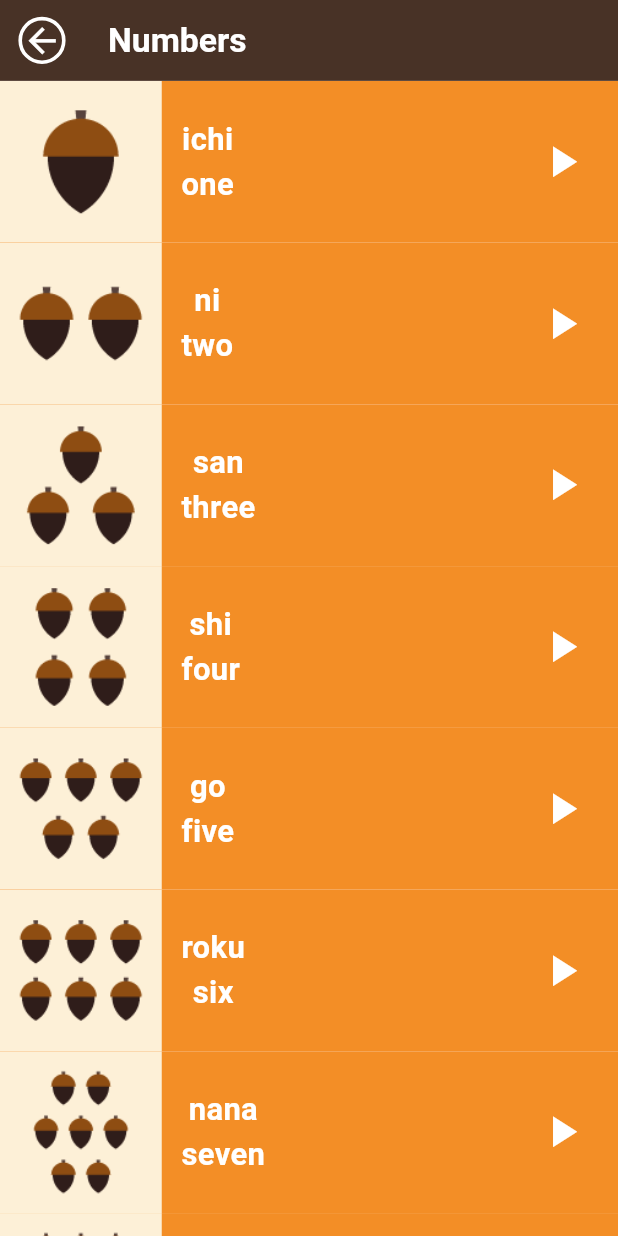
After one commit to OmarGamalDev/learn_japanese_language_app, a Flutter app: the screen it shows after launch, after a tap on "Numbers", on a phone screen of 412 x 824 dp. The commit adds this screen. Run offline on Flutter 3.47's test engine with Material 3 defaults, Android fonts, the phone set to English and light mode, and no system bars; our stand-ins replace flutter_screenutil.

Commit message:
Implement Numbers feature with navigation and custom widgets

```diff
--- /dev/null
+++ b/lib/constants/app_styles.dart
@@ -0,0 +1,10 @@
+import 'package:flutter/material.dart';
+import 'package:flutter_screenutil/flutter_screenutil.dart';
+
+class AppStyles {
+  static final TextStyle title = TextStyle(
+    color: Colors.white,
+    fontSize: 23.sp,
+    fontWeight: FontWeight.w600,
+  );
+}
--- /dev/null
+++ b/lib/models/numbers_model.dart
@@ -0,0 +1,11 @@
+class Numbers {
+  final String imagePath;
+  final String japaneseText;
+  final String englishText;
+
+  Numbers({
+    required this.imagePath,
+    required this.japaneseText,
+    required this.englishText,
+  });
+}
--- a/lib/screens/home_screen.dart
+++ b/lib/screens/home_screen.dart
@@ -1,5 +1,6 @@
 import 'package:flutter/material.dart';
 import 'package:flutter_screenutil/flutter_screenutil.dart';
+import 'package:learn_japanese_language_app/screens/numbers_screen.dart';
 import 'package:learn_japanese_language_app/widgets/custom_container_home_screen.dart';
 
 class HomeScreen extends StatelessWidget {
@@ -22,13 +23,35 @@ class HomeScreen extends StatelessWidget {
       ),
       body: Column(
         children: [
-          CustomContainerHomeScreen(color: Color(0xfff38f29), text: "Numbers"),
+          CustomContainerHomeScreen(
+            color: Color(0xfff38f29),
+            text: "Numbers",
+            onTap: () {
+              Navigator.push(
+                context,
+                MaterialPageRoute(
+                  builder: (context) {
+                    return NumbersScreen();
+                  },
+                ),
+              );
+            },
+          ),
           CustomContainerHomeScreen(
             color: Color(0xff4c7b2a),
             text: "Family Members",
+            onTap: () {},
           ),
-          CustomContainerHomeScreen(color: Color(0xff7a3c9f), text: "Colors"),
-          CustomContainerHomeScreen(color: Color(0xff419ec2), text: "Phrases"),
+          CustomContainerHomeScreen(
+            color: Color(0xff7a3c9f),
+            text: "Colors",
+            onTap: () {},
+          ),
+          CustomContainerHomeScreen(
+            color: Color(0xff419ec2),
+            text: "Phrases",
+            onTap: () {},
+          ),
         ],
       ),
     );
--- /dev/null
+++ b/lib/screens/numbers_screen.dart
@@ -0,0 +1,77 @@
+import 'package:flutter/material.dart';
+import 'package:flutter_screenutil/flutter_screenutil.dart';
+import 'package:learn_japanese_language_app/models/numbers_model.dart';
+import 'package:learn_japanese_language_app/widgets/custom_app_bar.dart';
+import 'package:learn_japanese_language_app/widgets/custom_widget_for_numbers_screen.dart';
+
+class NumbersScreen extends StatelessWidget {
+  NumbersScreen({super.key});
+  final List<Numbers> numbers = [
+    Numbers(
+      imagePath: "assets/images/numbers/number_one.png",
+      japaneseText: "ichi",
+      englishText: "one",
+    ),
+    Numbers(
+      imagePath: "assets/images/numbers/number_two.png",
+      japaneseText: "ni",
+      englishText: "two",
+    ),
+    Numbers(
+      imagePath: "assets/images/numbers/number_three.png",
+      japaneseText: "san",
+      englishText: "three",
+    ),
+    Numbers(
+      imagePath: "assets/images/numbers/number_four.png",
+      japaneseText: "shi",
+      englishText: "four",
+    ),
+    Numbers(
+      imagePath: "assets/images/numbers/number_five.png",
+      japaneseText: "go",
+      englishText: "five",
+    ),
+    Numbers(
+      imagePath: "assets/images/numbers/number_six.png",
+      japaneseText: "roku",
+      englishText: "six",
+    ),
+    Numbers(
+      imagePath: "assets/images/numbers/number_seven.png",
+      japaneseText: "nana",
+      englishText: "seven",
+    ),
+    Numbers(
+      imagePath: "assets/images/numbers/number_eight.png",
+      japaneseText: "hachi",
+      englishText: "eight",
+    ),
+    Numbers(
+      imagePath: "assets/images/numbers/number_nine.png",
+      japaneseText: "kyuu",
+      englishText: "nine",
+    ),
+    Numbers(
+      imagePath: "assets/images/numbers/number_ten.png",
+      japaneseText: "juu",
+      englishText: "ten",
+    ),
+  ];
+
+  @override
+  Widget build(BuildContext context) {
+    return Scaffold(
+      appBar: PreferredSize(
+        preferredSize: Size(double.infinity, 60.h),
+        child: CustomAppBar(text: "Numbers"),
+      ),
+      body: ListView.builder(
+        itemBuilder: (context, index) {
+          return CustomWidgetForNumbersScreen(numbers: numbers[index]);
+        },
+        itemCount: numbers.length,
+      ),
+    );
+  }
+}
--- /dev/null
+++ b/lib/widgets/custom_app_bar.dart
@@ -0,0 +1,36 @@
+import 'package:flutter/material.dart';
+import 'package:flutter_screenutil/flutter_screenutil.dart';
+
+class CustomAppBar extends StatelessWidget {
+  const CustomAppBar({super.key, required this.text});
+  final String text;
+  @override
+  Widget build(BuildContext context) {
+    return AppBar(
+      backgroundColor: Color(0xff483226),
+      title: Text(
+        text,
+        style: TextStyle(
+          color: Colors.white,
+          fontSize: 25.sp,
+          fontWeight: FontWeight.bold,
+        ),
+      ),
+      leading: IconButton(
+        onPressed: () {
+          Navigator.pop(context);
+        },
+        icon: Container(
+          height: 35.h,
+          width: 35.h,
+          decoration: BoxDecoration(
+            color: Colors.transparent,
+            border: Border.all(color: Colors.white, width: 2.4.w),
+            shape: BoxShape.circle,
+          ),
+          child: Icon(Icons.arrow_back, color: Colors.white, size: 30.sp),
+        ),
+      ),
+    );
+  }
+}
--- a/lib/widgets/custom_container_home_screen.dart
+++ b/lib/widgets/custom_container_home_screen.dart
@@ -2,13 +2,15 @@ import 'package:flutter/material.dart';
 import 'package:flutter_screenutil/flutter_screenutil.dart';
 
 class CustomContainerHomeScreen extends StatelessWidget {
-  const CustomContainerHomeScreen({super.key, this.color, this.text});
+  const CustomContainerHomeScreen({super.key, this.color, this.text,required this.onTap});
   final Color? color;
   final String? text;
-
+  final VoidCallback? onTap;
   @override
   Widget build(BuildContext context) {
-    return Container(
+    return GestureDetector(
+      onTap: onTap,
+      child: Container(
         alignment: Alignment.centerLeft,
         padding: EdgeInsets.only(left: 10.h),
         height: 80.h,
@@ -18,6 +20,7 @@ class CustomContainerHomeScreen extends StatelessWidget {
           text!,
           style: TextStyle(color: Colors.white, fontSize: 20.sp),
         ),
+      ),
     );
   }
 }
--- /dev/null
+++ b/lib/widgets/custom_widget_for_numbers_screen.dart
@@ -0,0 +1,42 @@
+import 'package:flutter/material.dart';
+import 'package:flutter_screenutil/flutter_screenutil.dart';
+import 'package:learn_japanese_language_app/constants/app_styles.dart';
+import 'package:learn_japanese_language_app/models/numbers_model.dart';
+
+class CustomWidgetForNumbersScreen extends StatelessWidget {
+  const CustomWidgetForNumbersScreen({super.key, required this.numbers});
+  final Numbers numbers;
+  @override
+  Widget build(BuildContext context) {
+    return Container(
+      color: Color(0xfff38e26),
+      height: 120.h,
+      child: Row(
+        children: [
+          Container(
+            color: Color(0xfffdf0d7),
+            child: Image.asset(numbers.imagePath),
+          ),
+          Padding(
+            padding: const EdgeInsets.only(left: 13.0),
+            child: Column(
+              mainAxisAlignment: MainAxisAlignment.center,
+              children: [
+                Text(numbers.japaneseText, style: AppStyles.title),
+                Text(numbers.englishText, style: AppStyles.title),
+              ],
+            ),
+          ),
+          Spacer(),
+          Padding(
+            padding: const EdgeInsets.only(right: 12),
+            child: IconButton(
+              onPressed: () {},
+              icon: Icon(Icons.play_arrow, color: Colors.white, size: 35),
+            ),
+          ),
+        ],
+      ),
+    );
+  }
+}
--- a/pubspec.yaml
+++ b/pubspec.yaml
@@ -60,8 +60,7 @@ flutter:
 
   # To add assets to your application, add an assets section, like this:
   assets:
-    - assets/
-  #   - images/a_dot_ham.jpeg
+    - assets/images/numbers/
 
   # An image asset can refer to one or more resolution-specific "variants", see
   # https://flutter.dev/to/resolution-aware-images
```
Also changed, not shown: assets/icon/app_icon.png (deleted). Lines whose indentation alone changed are shown as unchanged.
